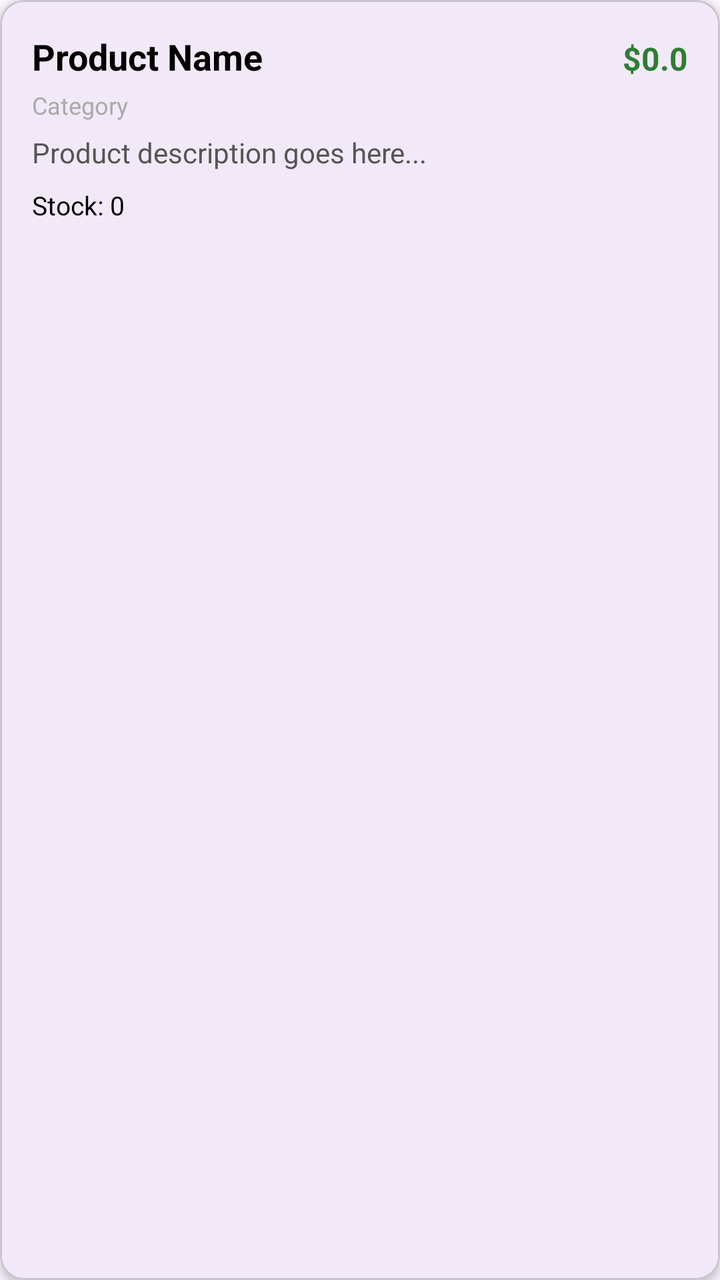
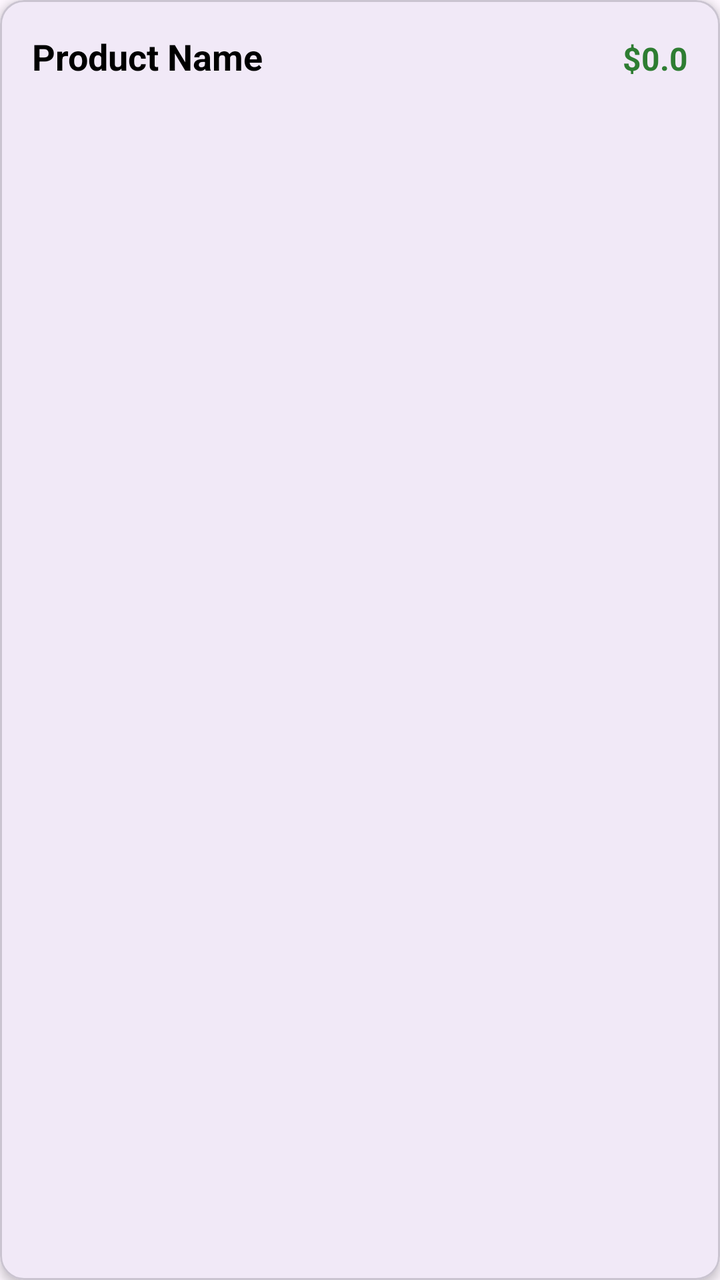

An Android layout rendered at two revisions. The XML below is the earlier revision; the diff shows what the commit changed to produce the second picture.
<!-- AndroidManifest.xml: application theme Theme.TestApp -->
<!-- res/layout/item_product.xml -->
<?xml version="1.0" encoding="utf-8"?>
<com.google.android.material.card.MaterialCardView
    xmlns:android="http://schemas.android.com/apk/res/android"
    xmlns:app="http://schemas.android.com/apk/res-auto"
    android:layout_width="match_parent"
    android:layout_height="wrap_content"
    android:layout_marginHorizontal="12dp"
    android:layout_marginVertical="6dp"
    app:cardCornerRadius="12dp"
    app:cardElevation="3dp">

    <LinearLayout
        android:layout_width="match_parent"
        android:layout_height="wrap_content"
        android:orientation="vertical"
        android:padding="16dp">

        <LinearLayout
            android:layout_width="match_parent"
            android:layout_height="wrap_content"
            android:orientation="horizontal">

            <TextView
                android:id="@+id/tvItemName"
                android:layout_width="0dp"
                android:layout_height="wrap_content"
                android:layout_weight="1"
                android:text="Product Name"
                android:textColor="@android:color/black"
                android:textSize="18sp"
                android:textStyle="bold" />

            <TextView
                android:id="@+id/tvItemPrice"
                android:layout_width="wrap_content"
                android:layout_height="wrap_content"
                android:text="$0.0"
                android:textColor="#2E7D32"
                android:textSize="16sp"
                android:textStyle="bold" />
        </LinearLayout>

        <TextView
            android:id="@+id/tvItemCategory"
            android:layout_width="wrap_content"
            android:layout_height="wrap_content"
            android:layout_marginTop="4dp"
            android:text="Category"
            android:textColor="@android:color/darker_gray"
            android:textSize="12sp" />

        <TextView
            android:id="@+id/tvItemDescription"
            android:layout_width="match_parent"
            android:layout_height="wrap_content"
            android:layout_marginTop="6dp"
            android:text="Product description goes here..."
            android:textColor="#555555"
            android:textSize="14sp" />

        <TextView
            android:id="@+id/tvItemStock"
            android:layout_width="wrap_content"
            android:layout_height="wrap_content"
            android:layout_marginTop="8dp"
            android:text="Stock: 0"
            android:textColor="@android:color/black"
            android:textSize="13sp" />

    </LinearLayout>
</com.google.android.material.card.MaterialCardView>
<!-- resources referenced by this layout -->
<resources>
  <style name="Theme.TestApp" parent="Base.Theme.TestApp" />
  <style name="Base.Theme.TestApp" parent="Theme.Material3.DayNight.NoActionBar">
          
          
      </style>
</resources>

<!-- the commit's change to res/layout/item_product.xml (unified diff, before → after) -->
@@ -40,32 +40,7 @@
                 android:textStyle="bold" />
         </LinearLayout>
 
-        <TextView
-            android:id="@+id/tvItemCategory"
-            android:layout_width="wrap_content"
-            android:layout_height="wrap_content"
-            android:layout_marginTop="4dp"
-            android:text="Category"
-            android:textColor="@android:color/darker_gray"
-            android:textSize="12sp" />
 
-        <TextView
-            android:id="@+id/tvItemDescription"
-            android:layout_width="match_parent"
-            android:layout_height="wrap_content"
-            android:layout_marginTop="6dp"
-            android:text="Product description goes here..."
-            android:textColor="#555555"
-            android:textSize="14sp" />
-
-        <TextView
-            android:id="@+id/tvItemStock"
-            android:layout_width="wrap_content"
-            android:layout_height="wrap_content"
-            android:layout_marginTop="8dp"
-            android:text="Stock: 0"
-            android:textColor="@android:color/black"
-            android:textSize="13sp" />
 
     </LinearLayout>
 </com.google.android.material.card.MaterialCardView>
